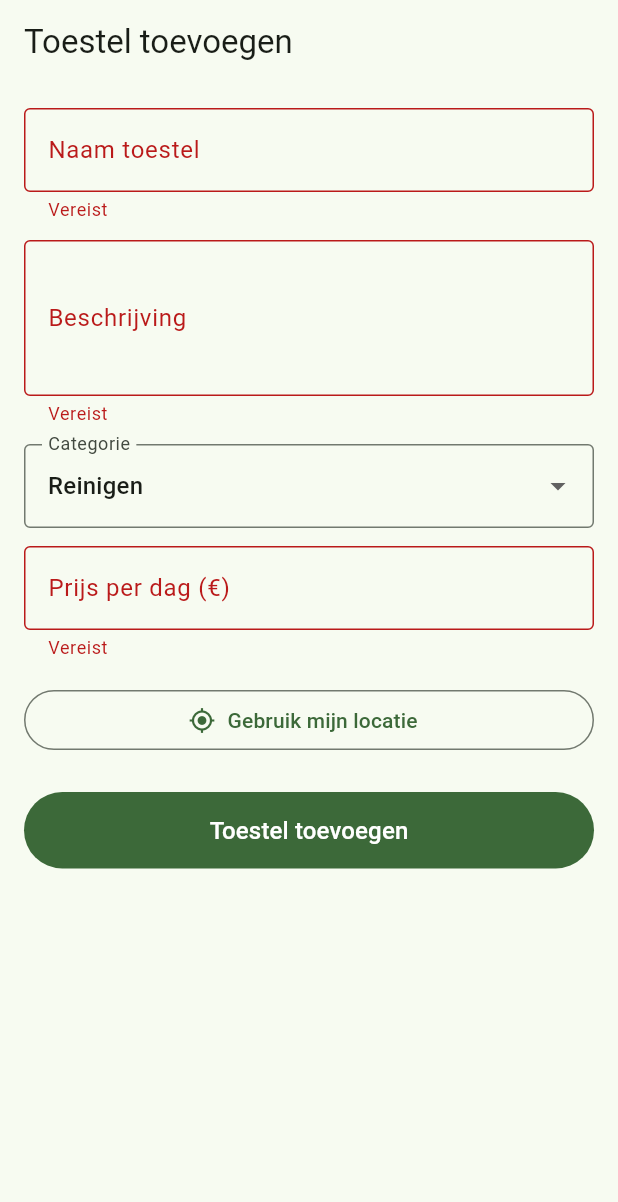
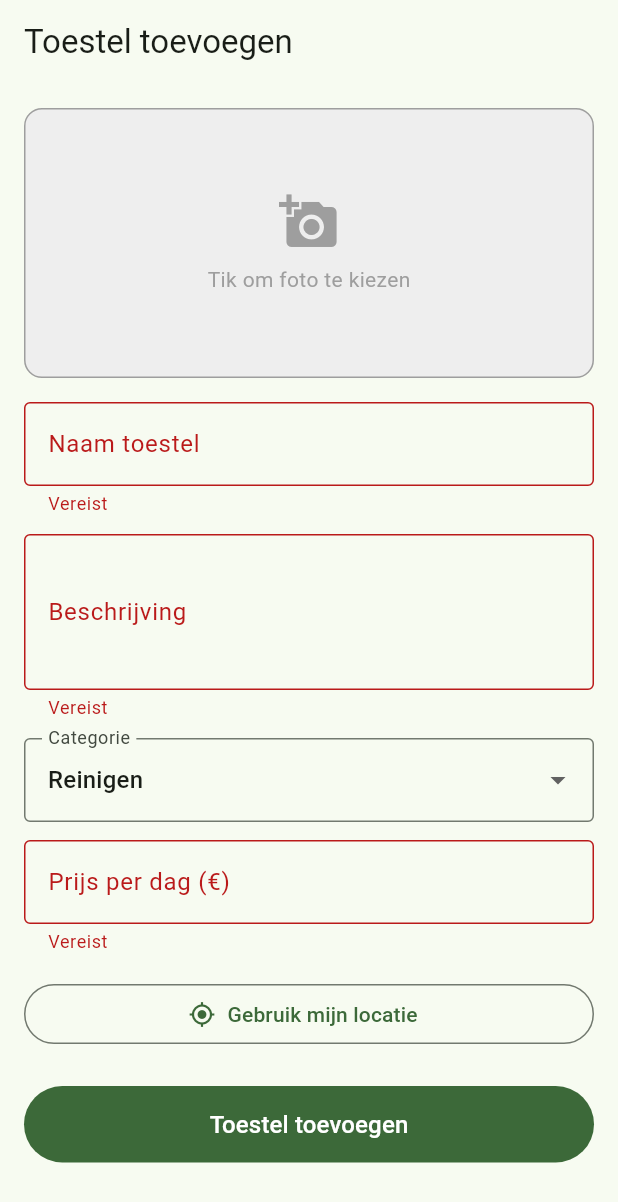
Before and after one commit to RayaneAm/Deelapp, a Flutter app: the AddDeviceScreen screen opened by its route, after a tap on "Toestel toevoegen", on a phone screen of 412 x 824 dp. Shown: the top 1202 px of the screen. Run offline on Flutter 3.47's test engine with Material 3 defaults, Android fonts, the light colour scheme and no system bars; our stand-ins replace cloud_firestore, firebase_auth, firebase_core, firebase_storage, go_router, image_picker; accounts and stored records are empty.

Commit message:
Cloudinary foto upload toegevoegd

```diff
--- a/lib/features/devices/add_device_screen.dart
+++ b/lib/features/devices/add_device_screen.dart
@@ -1,7 +1,10 @@
-import 'dart:io';
+import 'dart:typed_data';
 import 'package:flutter/material.dart';
 import 'package:go_router/go_router.dart';
+import 'package:image_picker/image_picker.dart';
 import 'package:provider/provider.dart';
+import 'package:http/http.dart' as http;
+import 'dart:convert';
 import '../../features/auth/auth_service.dart';
 import '../../shared/models/device_model.dart';
 import '../../shared/services/device_service.dart';
@@ -23,8 +26,14 @@ class _AddDeviceScreenState extends State<AddDeviceScreen> {
   double? _lng;
   String _city = '';
   bool _loading = false;
+  Uint8List? _imageBytes;
+  String? _imageFileName;
 
   final _deviceService = DeviceService();
+  final _imagePicker = ImagePicker();
+
+  static const _cloudName = 'dyqj0g0dn';
+  static const _uploadPreset = 'wqgs2gzo';
 
   @override
   void dispose() {
@@ -32,6 +41,37 @@ class _AddDeviceScreenState extends State<AddDeviceScreen> {
     _descriptionController.dispose();
     _priceController.dispose();
     super.dispose();
+  }
+
+  Future<void> _pickImage() async {
+    final picked = await _imagePicker.pickImage(
+      source: ImageSource.gallery,
+      imageQuality: 70,
+    );
+    if (picked != null) {
+      final bytes = await picked.readAsBytes();
+      setState(() {
+        _imageBytes = bytes;
+        _imageFileName = picked.name;
+      });
+    }
+  }
+
+  Future<String?> _uploadToCloudinary() async {
+    if (_imageBytes == null) return null;
+    final uri = Uri.parse(
+        'https://api.cloudinary.com/v1_1/$_cloudName/image/upload');
+    final request = http.MultipartRequest('POST', uri)
+      ..fields['upload_preset'] = _uploadPreset
+      ..files.add(http.MultipartFile.fromBytes(
+        'file',
+        _imageBytes!,
+        filename: _imageFileName ?? 'image.jpg',
+      ));
+    final response = await request.send();
+    final body = await response.stream.bytesToString();
+    final json = jsonDecode(body);
+    return json['secure_url'];
   }
 
   Future<void> _getLocation() async {
@@ -42,12 +82,17 @@ class _AddDeviceScreenState extends State<AddDeviceScreen> {
         title: const Text('Jouw stad'),
         content: TextField(
           controller: controller,
-          decoration: const InputDecoration(hintText: 'bv. Gent, Antwerpen...'),
+          decoration:
+              const InputDecoration(hintText: 'bv. Gent, Antwerpen...'),
           autofocus: true,
         ),
         actions: [
-          TextButton(onPressed: () => Navigator.pop(context), child: const Text('Annuleer')),
-          FilledButton(onPressed: () => Navigator.pop(context, controller.text.trim()), child: const Text('OK')),
+          TextButton(
+              onPressed: () => Navigator.pop(context),
+              child: const Text('Annuleer')),
+          FilledButton(
+              onPressed: () => Navigator.pop(context, controller.text.trim()),
+              child: const Text('OK')),
         ],
       ),
     );
@@ -62,6 +107,11 @@ class _AddDeviceScreenState extends State<AddDeviceScreen> {
 
   Future<void> _submit() async {
     if (!_formKey.currentState!.validate()) return;
+    if (_imageBytes == null) {
+      ScaffoldMessenger.of(context).showSnackBar(
+          const SnackBar(content: Text('Voeg een foto toe')));
+      return;
+    }
     if (_lat == null) {
       ScaffoldMessenger.of(context).showSnackBar(
           const SnackBar(content: Text('Voeg je locatie toe')));
@@ -72,6 +122,10 @@ class _AddDeviceScreenState extends State<AddDeviceScreen> {
       final authService = context.read<AuthService>();
       final uid = authService.currentUser!.uid;
       final ownerName = await authService.getCurrentUserName() ?? 'Anoniem';
+
+      // Upload foto naar Cloudinary
+      final imageUrl = await _uploadToCloudinary() ?? '';
+
       final device = Device(
         id: '',
         ownerId: uid,
@@ -79,7 +133,7 @@ class _AddDeviceScreenState extends State<AddDeviceScreen> {
         title: _titleController.text.trim(),
         description: _descriptionController.text.trim(),
         category: _selectedCategory,
-        imageUrl: '',
+        imageUrl: imageUrl,
         pricePerDay: double.parse(_priceController.text.trim()),
         available: true,
         lat: _lat!,
@@ -114,6 +168,33 @@ class _AddDeviceScreenState extends State<AddDeviceScreen> {
           child: Column(
             crossAxisAlignment: CrossAxisAlignment.stretch,
             children: [
+              // Foto picker
+              GestureDetector(
+                onTap: _pickImage,
+                child: Container(
+                  height: 180,
+                  decoration: BoxDecoration(
+                    color: Colors.grey[200],
+                    borderRadius: BorderRadius.circular(12),
+                    border: Border.all(color: Colors.grey),
+                  ),
+                  child: _imageBytes != null
+                      ? ClipRRect(
+                          borderRadius: BorderRadius.circular(12),
+                          child: Image.memory(_imageBytes!, fit: BoxFit.cover),
+                        )
+                      : const Column(
+                          mainAxisAlignment: MainAxisAlignment.center,
+                          children: [
+                            Icon(Icons.add_a_photo, size: 40, color: Colors.grey),
+                            SizedBox(height: 8),
+                            Text('Tik om foto te kiezen',
+                                style: TextStyle(color: Colors.grey)),
+                          ],
+                        ),
+                ),
+              ),
+              const SizedBox(height: 16),
               TextFormField(
                 controller: _titleController,
                 decoration: const InputDecoration(
--- a/pubspec.yaml
+++ b/pubspec.yaml
@@ -23,6 +23,7 @@ dependencies:
 
   # Afbeeldingen
   image_picker: ^1.1.2
+  http: ^1.2.0
 
   # State management & navigatie
   provider: ^6.1.2
```
Also changed, not shown: pubspec.lock.
